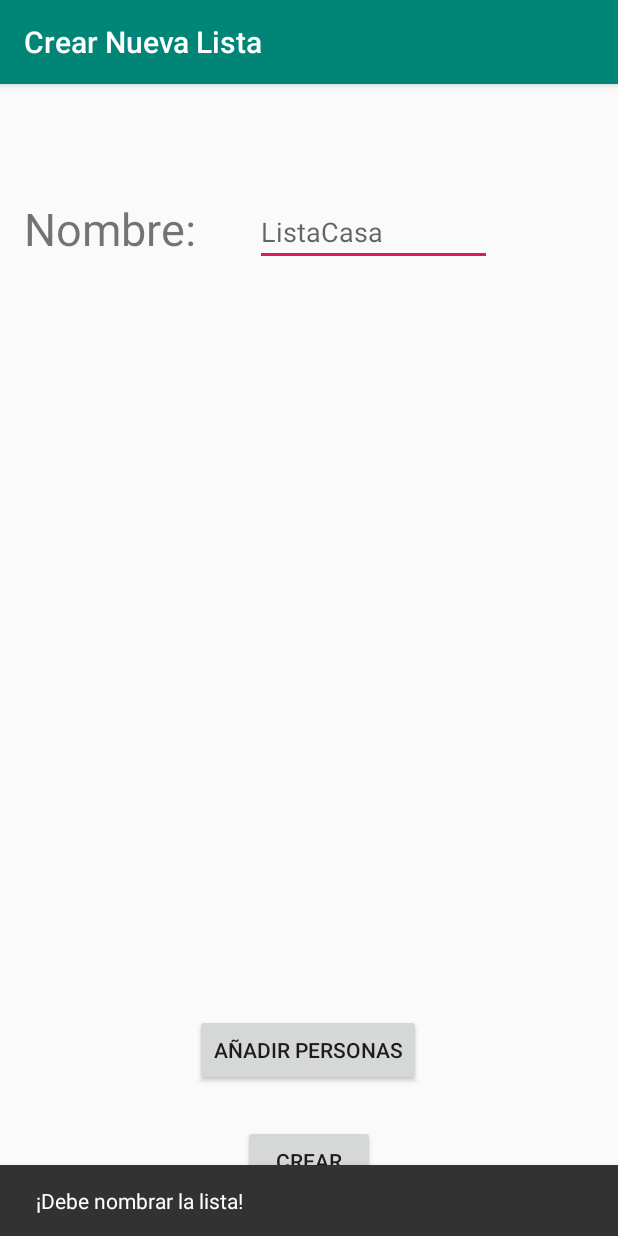
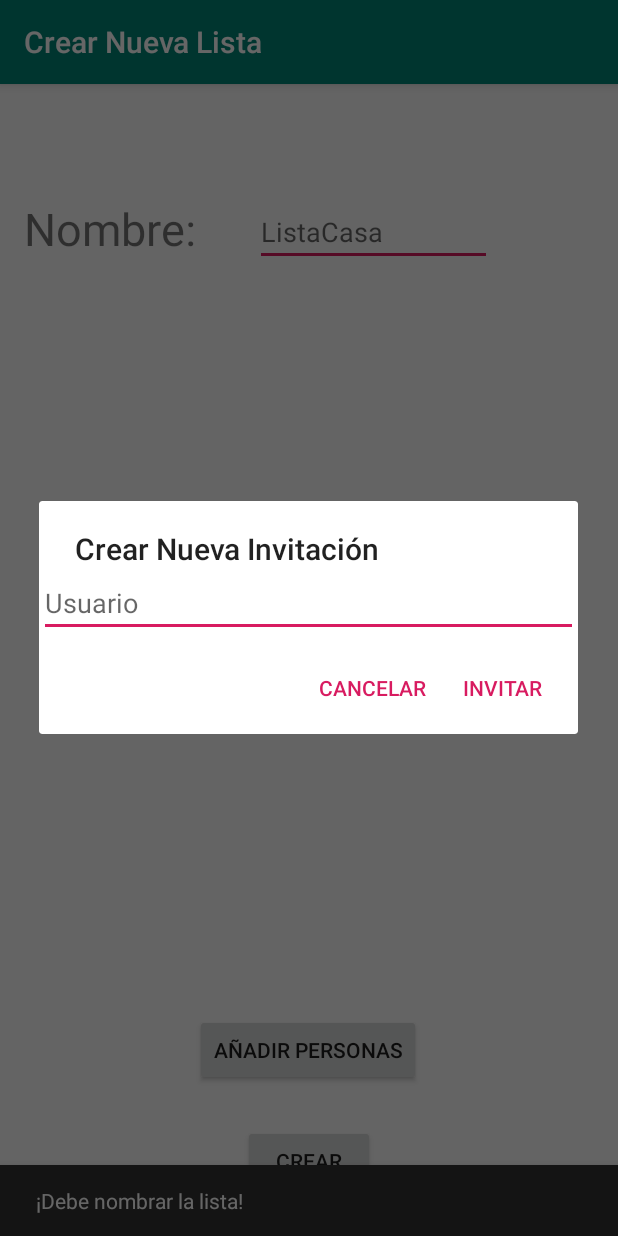
Before and after one commit to KaeTahr/Auto-Kart, an Android app: the crearLista screen opened directly, with no data from a screen before it, after a tap on "AÑADIR PERSONAS", on a phone screen of 412 x 824 dp. Run offline under Robolectric (Android 15) with nearby library versions, the phone set to English and light mode, and no system bars; 1 other tap on this screen came first.

Commit message:
Added a dialog to simulate the invite sending capability

```diff
--- a/app/src/main/java/com/example/auto_kartprototype/Invitaciones.java
+++ b/app/src/main/java/com/example/auto_kartprototype/Invitaciones.java
@@ -42,7 +42,8 @@ public class Invitaciones extends AppCompatActivity {
         //TODO: make sure these lists have groceries in them in the future
         if(first_run) {
             ListInvitations.add(new GroceryList("Invitación", "John Titor"));
-            ListInvitations.add(new GroceryList("How To Legally Build a Self-Defense Bomb",
+            ListInvitations.add(new GroceryList(
+                    "How To Legally Build A Bomb For Explicitly Self-Defense Purposes",
                     "Samuel Hyde"));
             first_run = false;
         }
--- a/app/src/main/java/com/example/auto_kartprototype/crearLista.java
+++ b/app/src/main/java/com/example/auto_kartprototype/crearLista.java
@@ -1,7 +1,9 @@
 package com.example.auto_kartprototype;
 
+import android.content.DialogInterface;
 import android.content.Intent;
 import android.support.design.widget.Snackbar;
+import android.support.v7.app.AlertDialog;
 import android.support.v7.app.AppCompatActivity;
 import android.os.Bundle;
 import android.support.v7.widget.Toolbar;
@@ -24,8 +26,30 @@ public class crearLista extends AppCompatActivity {
     }
     public void addPerson(View view)
     {
-       // Snackbar.make(view,"Invitación enviada.",Snackbar.LENGTH_LONG).show();
-        Toast.makeText(this,"Invitación enviada.",Toast.LENGTH_LONG).show();
+        AlertDialog.Builder bob = new AlertDialog.Builder(this);
+        bob.setTitle("Crear Nueva Invitación");
+        EditText tmp = new EditText(this);
+        tmp.setHint("Usuario");
+        bob.setView(tmp);
+
+        boolean sendInvite = false;
+
+        bob.setPositiveButton("Invitar", new DialogInterface.OnClickListener() {
+            @Override
+            public void onClick(DialogInterface dialog, int which) {
+                Toast.makeText(getBaseContext(),"Invitación enviada.",Toast.LENGTH_LONG).show();
+            }
+        });
+        bob.setNegativeButton("Cancelar", new DialogInterface.OnClickListener() {
+            @Override
+            public void onClick(DialogInterface dialog, int which) {
+                dialog.cancel();
+            }
+        });
+        bob.show();
+
+        //Toast.makeText(this,"Invitación enviada.",Toast.LENGTH_LONG).show();
+
     }
 
     public void createList(View view)
```
Also changed, not shown: app/src/main/res/layout/activity_consultar_listas2.xml (+0 -7 lines).
